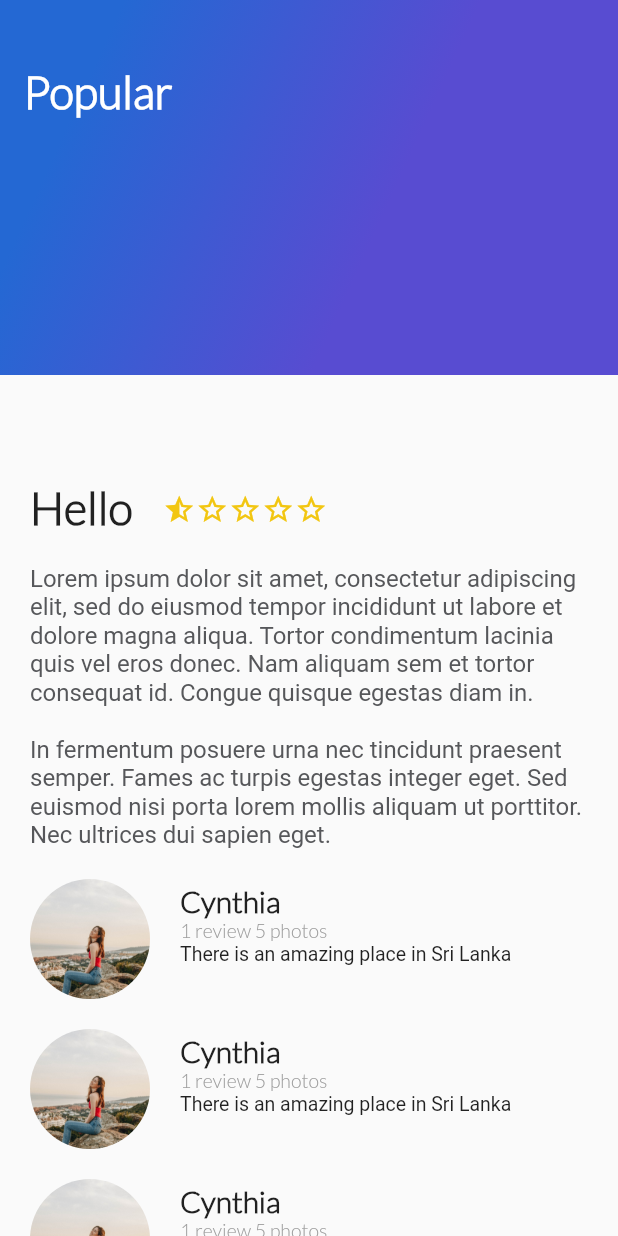
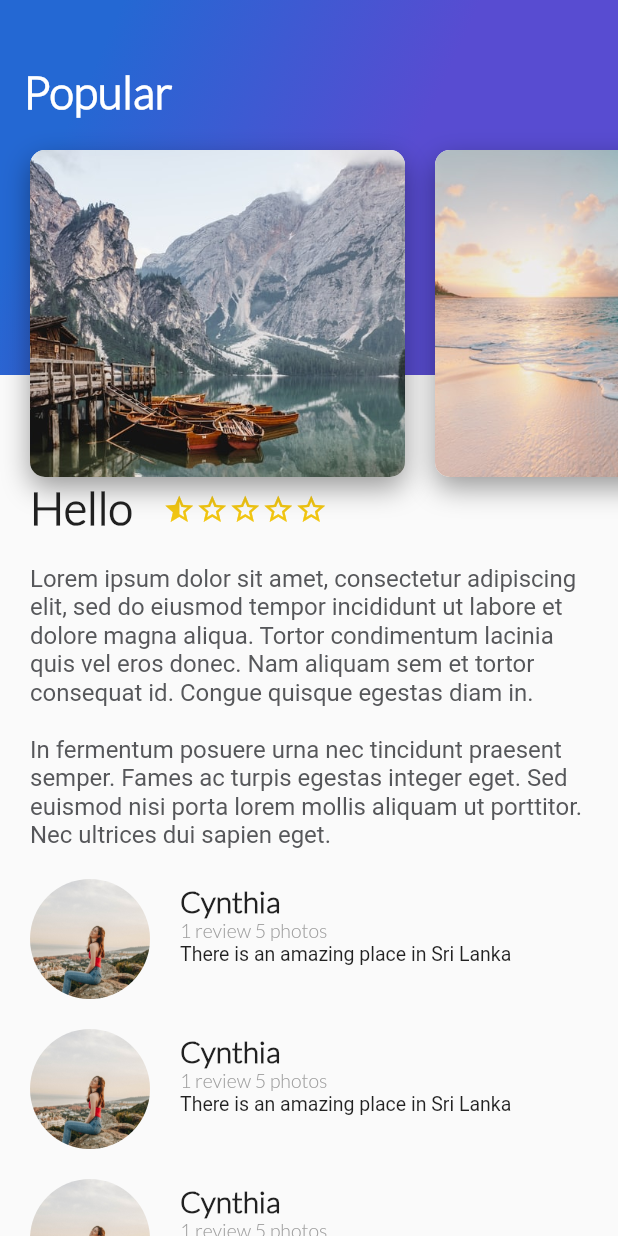
Before and after one commit to HectorMtz22/probando-flutter, a Flutter app: the screen it shows after launch, on a phone screen of 412 x 824 dp. Run offline on Flutter 3.47's test engine with Material 2 defaults, Android fonts, the phone set to English and light mode, and no system bars.

Commit message:
Add List of Cards

```diff
--- a/lib/card.dart
+++ b/lib/card.dart
@@ -8,20 +8,21 @@ class CardImage extends StatelessWidget {
   @override
   Widget build(BuildContext context) {
     return Container(
-      height: 350,
+      height: 200,
       width: 250,
       margin: const EdgeInsets.only(
-        top: 80,
+        top: 100,
         left: 20,
       ),
       decoration: BoxDecoration(
         borderRadius: BorderRadius.circular(10),
         color: Colors.white,
+        shape: BoxShape.rectangle,
         boxShadow: const [
           BoxShadow(
-            color: Colors.black12,
-            blurRadius: 10,
-            offset: Offset(0, 10),
+            color: Colors.black38,
+            blurRadius: 15,
+            offset: Offset(0, 7),
           ),
         ],
         image: DecorationImage(
--- /dev/null
+++ b/lib/header_appbar.dart
@@ -0,0 +1,27 @@
+import 'package:flutter/material.dart';
+import 'gradient_back.dart';
+import 'card.dart';
+
+class HeaderAppBar extends StatelessWidget {
+  const HeaderAppBar({Key? key}) : super(key: key);
+
+  @override
+  Widget build(BuildContext context) {
+    return Stack(
+      children: [
+        const GradientBack(),
+        SizedBox(
+            height: 350,
+            child: ListView(
+              padding: const EdgeInsets.only(bottom: 32, right: 30),
+              scrollDirection: Axis.horizontal,
+              children: const [
+                CardImage(pathUrl: 'assets/img/canada.jpg'),
+                CardImage(pathUrl: 'assets/img/beach.jpg'),
+                CardImage(pathUrl: 'assets/img/nature.jpg'),
+              ],
+            ))
+      ],
+    );
+  }
+}
--- a/lib/main.dart
+++ b/lib/main.dart
@@ -1,8 +1,9 @@
 import 'package:flutter/material.dart';
+import 'package:flutter_trips_app/card.dart';
 import 'package:flutter_trips_app/gradient_back.dart';
+import 'package:flutter_trips_app/header_appbar.dart';
 import 'package:flutter_trips_app/review.dart';
 import 'description_place.dart';
-import 'card.dart';
 import 'package:flutter/services.dart';
 
 void main() {
@@ -30,7 +31,7 @@ class MyApp extends StatelessWidget {
         // or simply save your changes to "hot reload" in a Flutter IDE).
         // Notice that the counter didn't reset back to zero; the application
         // is not restarted.
-        primarySwatch: Colors.red,
+        primarySwatch: Colors.blue,
       ),
       // home: const MyHomePage(title: 'Flutter Demo Home Page'),
       home: Scaffold(
@@ -62,9 +63,8 @@ class MyApp extends StatelessWidget {
                 details: '1 review 5 photos',
                 comment: 'There is an amazing place in Sri Lanka',
               ),
-              CardImage(pathUrl: 'assets/img/beach.jpg'),
             ]),
-            const GradientBack(),
+            const HeaderAppBar()
           ],
         ),
       ),
```
Also changed, not shown: assets/img/canada.jpg (added), assets/img/nature.jpg (added).
